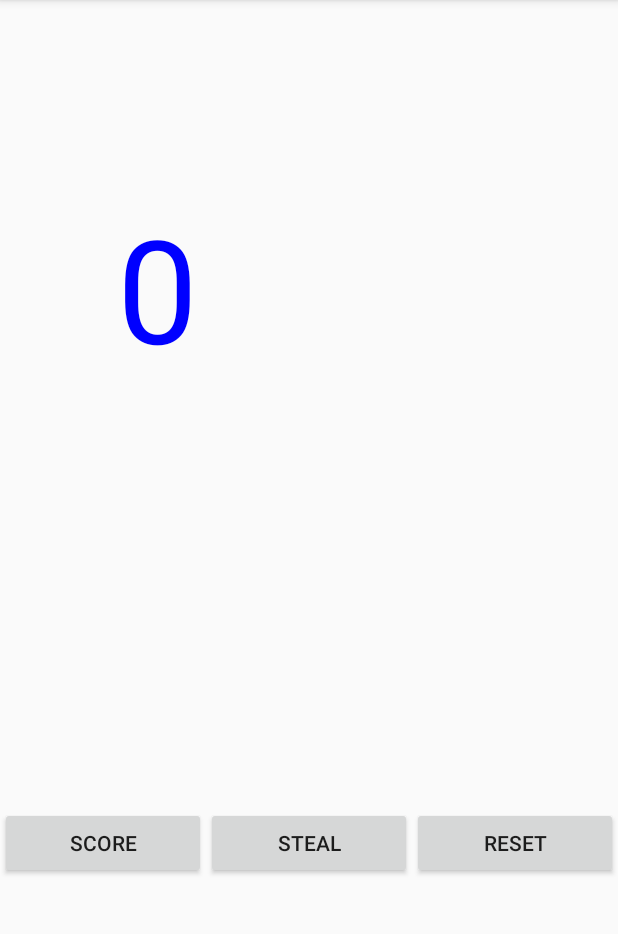
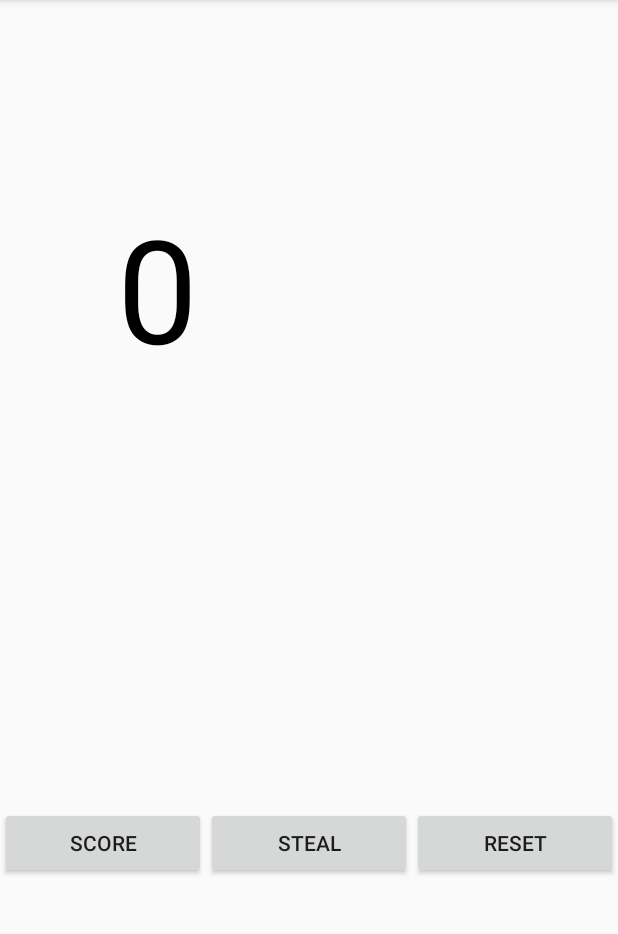
Before and after one commit to kumar9900/Core1, an Android app: the screen it shows after launch (MainActivity), after a tap on "STEAL", on a phone screen of 412 x 824 dp, the part 84-1018 px from its top. Run offline under Robolectric (Android 15) with nearby library versions, the phone set to English and light mode, and no system bars; 1 other tap on this screen came first.

Commit message:
Core requirements done has 3 buttons 2 layouts- one linear and one constraint(landscape version) App can rotate without losing total score. the score changes colour based on value

```diff
--- a/app/src/main/java/com/example/core1/MainActivity.kt
+++ b/app/src/main/java/com/example/core1/MainActivity.kt
@@ -3,19 +3,25 @@ package com.example.core1
 import android.graphics.Color
 import androidx.appcompat.app.AppCompatActivity
 import android.os.Bundle
+import android.util.Log
 import android.widget.Button
 import android.widget.TextView
 
 class MainActivity : AppCompatActivity() {
+    var total:Int=0
     override fun onCreate(savedInstanceState: Bundle?) {
         super.onCreate(savedInstanceState)
         setContentView(R.layout.activity_main)
-        val count = 0//inital counter value after reset
+        Log.i("LifeCycle","onCreate")
+        val count = 0//initial counter value after reset
         val increment = 1//increment and decrement operator
-        var total = 0//create a variable for the total value
         val reset = findViewById<Button>(R.id.Reset)//reset button set to val reset
         val score = findViewById<Button>(R.id.score)//score button set to val score
         val steal = findViewById<Button>(R.id.steal)//steal button set to val steal
+        savedInstanceState?.let {
+            total=it.getInt("Total")
+            findViewById<TextView>(R.id.total).text =total.toString()
+        }
         reset.setOnClickListener {
             findViewById<TextView>(R.id.total).text = count.toString()//reset text view string to 0
             total = 0
@@ -45,14 +51,20 @@ class MainActivity : AppCompatActivity() {
             if (total < 0) {
                 total = 0// clamp the value for total so that it will not be a negative
             }
+            if (total < 11) {
+                findViewById<TextView>(R.id.total).setTextColor(Color.BLUE) //if the total value is greater than 4 then set the text view id to blue colour
+            }
             if (total == 0|| total<5) {
                 findViewById<TextView>(R.id.total).setTextColor(Color.BLACK)//if the total value is equal to 0 or less than 4 then set the text view id to black colour
-            }
-            if (total < 11) {
-                findViewById<TextView>(R.id.total).setTextColor(Color.BLUE) //if the total value is greater than 4 then set the text view id to blue colour
             }
             findViewById<TextView>(R.id.total).text =
                 total.toString()//send total variable to the text view
         }
     }
+
+    override fun onSaveInstanceState(outState: Bundle) {
+        super.onSaveInstanceState(outState)
+        outState.putInt("Total",total)
+        Log.i("LifeCycle","SavedInstanceState $total")
+    }
 }
```
